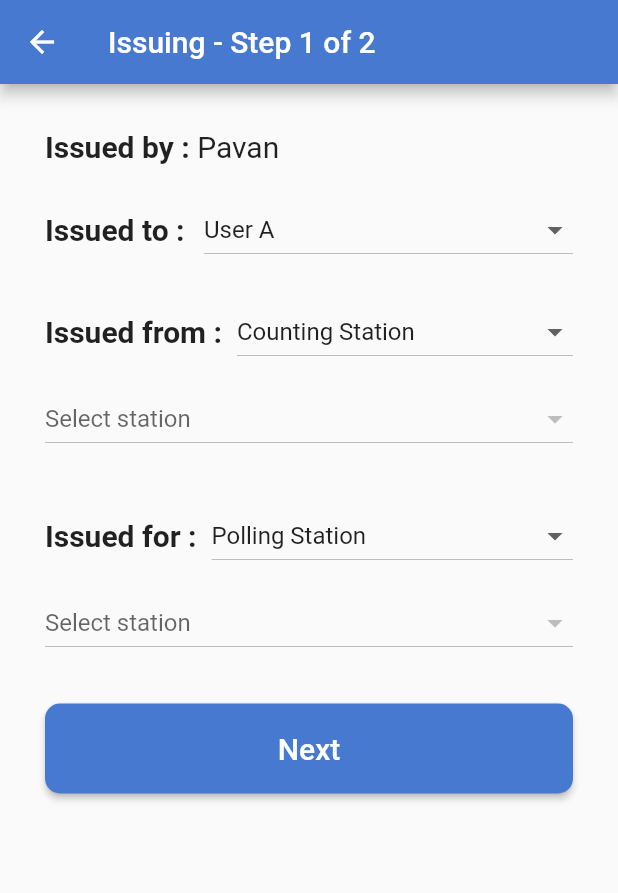
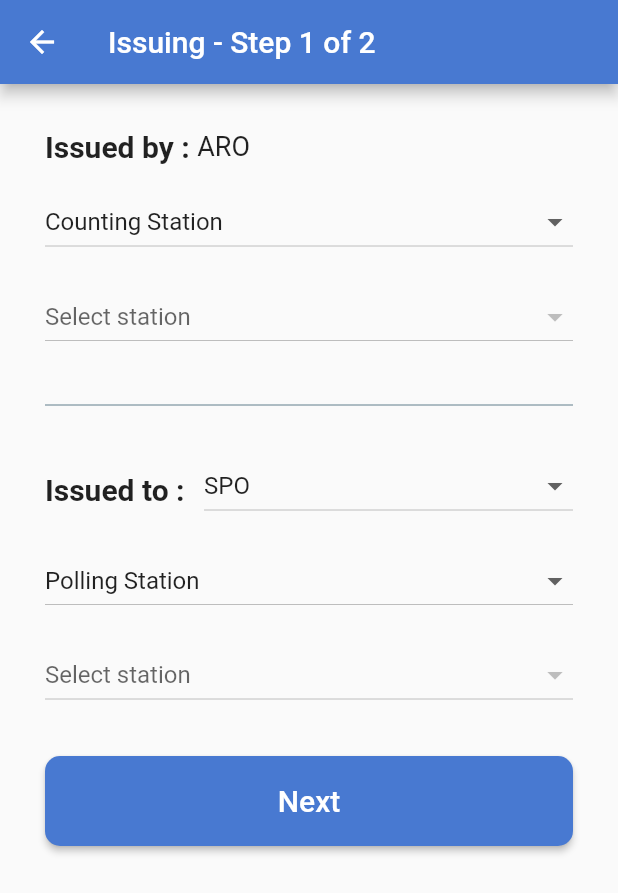
Before and after one commit to ECLK/MAFT, a Flutter app: the IssuingStepOneScreen screen opened by its route, on a phone screen of 412 x 824 dp. Shown: the top 893 px of the screen. Run offline on Flutter 3.47's test engine with Material 2 defaults, Android fonts, the phone set to English and light mode, and no system bars; our stand-ins replace flutter_redux, image_picker, redux.

Commit message:
updated for issuing #16

```diff
--- a/lib/screens/widgets/issuing_stepone_form.dart
+++ b/lib/screens/widgets/issuing_stepone_form.dart
@@ -57,14 +57,56 @@ class _IssuingStepOneFormState extends State<IssuingStepOneForm> {
             Padding(
               padding: EdgeInsets.only(left: 5.0, right: 0.0),
               child: new Text(
-                'Pavan',
+                'ARO',
                 style: new TextStyle(
-                    fontWeight: FontWeight.normal, fontSize: 20.0),
+                    fontWeight: FontWeight.normal, fontSize: 18.0),
               ),
             ),
           ],
         ),
       ],
+    );
+
+    final issuedFrom = Row(
+      children: <Widget>[
+        new Expanded(
+          child: Padding(
+            padding: EdgeInsets.only(top: 15.0),
+            child: new Column(
+              crossAxisAlignment: CrossAxisAlignment.start,
+              mainAxisAlignment: MainAxisAlignment.spaceAround,
+              children: <Widget>[
+                DropdownButton(
+                    isExpanded: true,
+                    items: [
+                      new DropdownMenuItem(child: new Text("Counting Station"))
+                    ],
+                    hint: new Text("Select Station"),
+                    onChanged: (value) {}),
+              ],
+            ),
+          ),
+        ),
+      ],
+    );
+
+    final selectIssuingOffice = Padding(
+      padding: EdgeInsets.only(top: 15.0, bottom: 20.0),
+      child: new DropdownButton(
+        isExpanded: true,
+        items: countingCenters.map((office) {
+          return new DropdownMenuItem(
+              value: office.officeId, child: new Text(office.officeName));
+        }).toList(),
+        hint: new Text("Select station"),
+        onChanged: (value) => viewModel.updateIssuingOffice(value),
+        value: viewModel.invoice.issuingOfficeId,
+      ),
+    );
+
+    final divider = Divider(
+      height: 30.0,
+      color: Colors.blueGrey,
     );
 
     final issuedTo = new Row(
@@ -78,7 +120,7 @@ class _IssuingStepOneFormState extends State<IssuingStepOneForm> {
         ),
         new Expanded(
           child: Padding(
-            padding: EdgeInsets.only(top: 20.0),
+            padding: EdgeInsets.only(top: 15.0),
             child: new Container(
               padding: new EdgeInsets.only(left: 8.0),
               child: new Column(
@@ -88,8 +130,7 @@ class _IssuingStepOneFormState extends State<IssuingStepOneForm> {
                   DropdownButton(
                     isExpanded: true,
                     items: [
-                      new DropdownMenuItem(child: new Text("User A")),
-                      new DropdownMenuItem(child: new Text("USer B")),
+                      new DropdownMenuItem(child: new Text("SPO")),
                     ],
                     hint: new Text("Select Counting Station"),
                     onChanged: (value) {},
@@ -102,68 +143,11 @@ class _IssuingStepOneFormState extends State<IssuingStepOneForm> {
       ],
     );
 
-    final issuedFrom = Row(
+    final issuedFor = Row(
       children: <Widget>[
-        Padding(
-          padding: const EdgeInsets.only(top: 20.0, right: 0.0, left: 0.0),
-          child: new Text(
-            'Issued from : ',
-            style: new TextStyle(fontWeight: FontWeight.bold, fontSize: 20.0),
-          ),
-        ),
         new Expanded(
           child: Padding(
-            padding: EdgeInsets.only(top: 20.0),
-            child: new Container(
-              padding: new EdgeInsets.only(left: 5.0),
-              child: new Column(
-                crossAxisAlignment: CrossAxisAlignment.start,
-                mainAxisAlignment: MainAxisAlignment.spaceAround,
-                children: <Widget>[
-                  DropdownButton(
-                      isExpanded: true,
-                      items: [
-                        new DropdownMenuItem(
-                            child: new Text("Counting Station"))
-                      ],
-                      hint: new Text("Select Station"),
-                      onChanged: (value) {}),
-                ],
-              ),
-            ),
-          ),
-        ),
-      ],
-    );
-
-    final selectIssuingOffice = Padding(
-      padding: EdgeInsets.only(top: 10.0, bottom: 10.0),
-      child: new DropdownButton(
-        isExpanded: true,
-        items: countingCenters.map((office) {
-          return new DropdownMenuItem(
-              value: office.officeId, child: new Text(office.officeName));
-        }).toList(),
-        hint: new Text("Select station"),
-        onChanged: (value) => viewModel.updateIssuingOffice(value),
-        value: viewModel.invoice.issuingOfficeId,
-      ),
-    );
-
-    final issuedFor = Row(
-      children: <Widget>[
-        Padding(
-          padding: const EdgeInsets.only(top: 20.0, right: 0.0, left: 0.0),
-          child: Text(
-            'Issued for : ',
-            style: new TextStyle(fontWeight: FontWeight.bold, fontSize: 20.0),
-          ),
-        ),
-        new Expanded(
-          child: Padding(
-            padding: EdgeInsets.only(top: 20.0),
-            child: new Container(
-              padding: new EdgeInsets.only(left: 5.0),
+            padding: EdgeInsets.only(top: 15.0),
             child: new Column(
               crossAxisAlignment: CrossAxisAlignment.start,
               mainAxisAlignment: MainAxisAlignment.spaceAround,
@@ -180,12 +164,11 @@ class _IssuingStepOneFormState extends State<IssuingStepOneForm> {
             ),
           ),
         ),
-        ),
       ],
     );
 
     final selectReceivingOffice = Padding(
-      padding: EdgeInsets.only(top: 10.0, bottom: 10.0),
+      padding: EdgeInsets.only(top: 15.0, bottom: 10.0),
       child: new DropdownButton(
         isExpanded: true,
         items: pollingStations.map((office) {
@@ -220,9 +203,12 @@ class _IssuingStepOneFormState extends State<IssuingStepOneForm> {
     );
 
     formWidgets.add(issuedBy);
-    formWidgets.add(issuedTo);
     formWidgets.add(issuedFrom);
     formWidgets.add(selectIssuingOffice);
+
+    formWidgets.add(divider);
+
+    formWidgets.add(issuedTo);
     formWidgets.add(issuedFor);
     formWidgets.add(selectReceivingOffice);
     formWidgets.add(btnNext);
```
Lines whose indentation alone changed are shown as unchanged.
